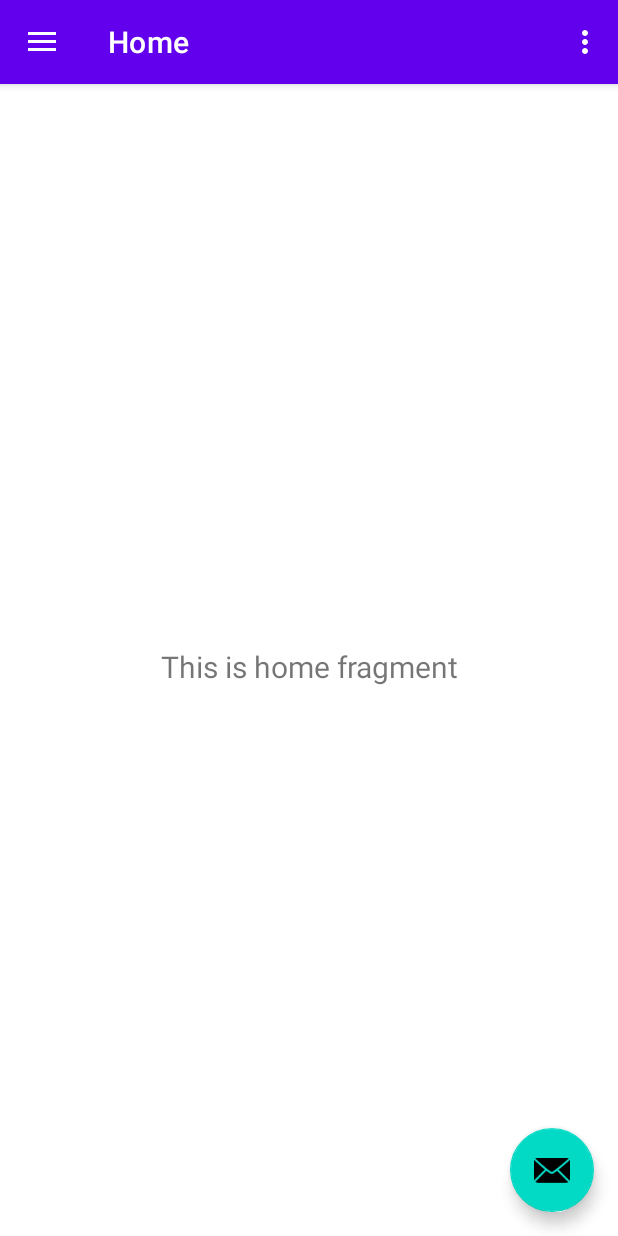
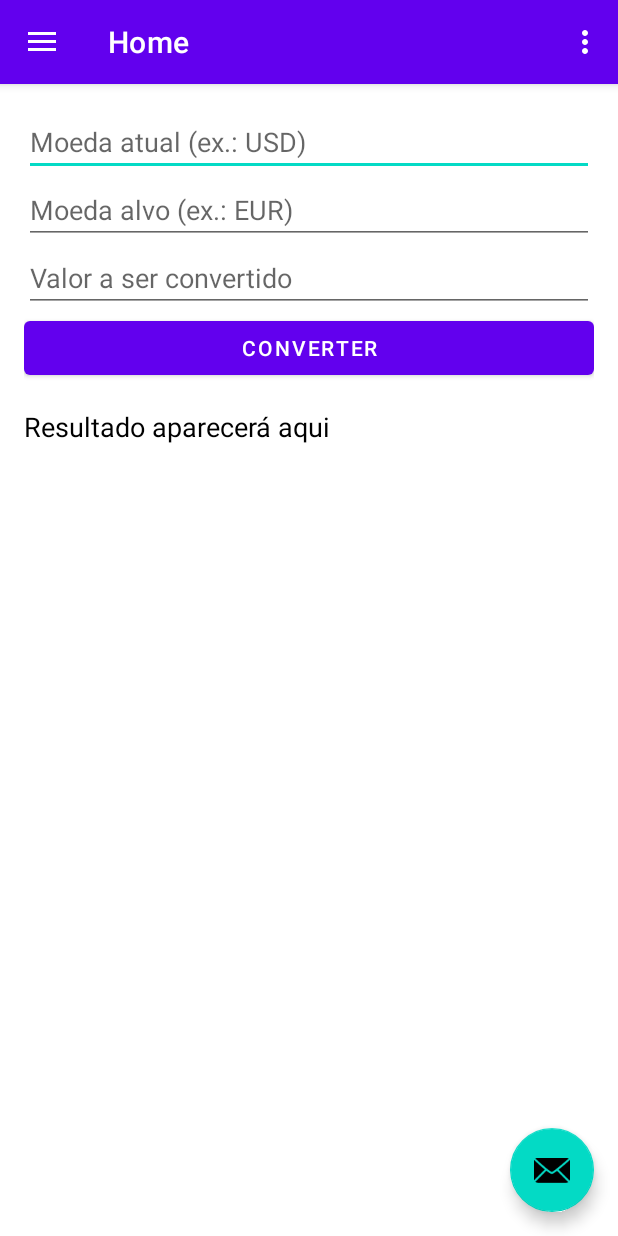
Before and after one commit to Adalbert-s/conversor, an Android app: the screen it shows after launch (MainActivity), on a phone screen of 412 x 824 dp. Run offline under Robolectric (Android 15) with nearby library versions, the phone set to English and light mode, and no system bars; our stand-ins replace navigation-ui.

Commit message:
Tá indo

```diff
--- a/app/src/main/AndroidManifest.xml
+++ b/app/src/main/AndroidManifest.xml
@@ -1,6 +1,8 @@
 <?xml version="1.0" encoding="utf-8"?>
 <manifest xmlns:android="http://schemas.android.com/apk/res/android"
     xmlns:tools="http://schemas.android.com/tools">
+
+    <uses-permission android:name="android.permission.INTERNET" />
 
     <application
         android:allowBackup="true"
--- a/app/src/main/java/com/example/conversor/model/ExchangeRateResponse.java
+++ b/app/src/main/java/com/example/conversor/model/ExchangeRateResponse.java
@@ -3,8 +3,8 @@ package com.example.conversor.model;
 import java.util.Map;
 
 public class ExchangeRateResponse {
-    private String base;
-    private Map<String, Double> rates;
+    private String base; // Nome deve coincidir com o JSON
+    private Map<String, Double> rates; // Nome deve coincidir com o JSON
 
     public String getBase() {
         return base;
--- a/app/src/main/java/com/example/conversor/ui/home/HomeFragment.java
+++ b/app/src/main/java/com/example/conversor/ui/home/HomeFragment.java
@@ -5,33 +5,69 @@ import android.view.LayoutInflater;
 import android.view.View;
 import android.view.ViewGroup;
 import android.widget.TextView;
+import android.widget.Button;
+import android.widget.EditText;
+import android.widget.Toast;
 
 import androidx.annotation.NonNull;
 import androidx.fragment.app.Fragment;
-import androidx.lifecycle.ViewModelProvider;
-
-import com.example.conversor.databinding.FragmentHomeBinding;
+import com.example.conversor.R;
+import com.example.conversor.utils.CurrencyConverter;
 
 public class HomeFragment extends Fragment {
 
-    private FragmentHomeBinding binding;
+    private EditText editBaseCurrency, editTargetCurrency, editAmount;
+    private TextView textResult;
+    private Button btnConvert;
 
-    public View onCreateView(@NonNull LayoutInflater inflater,
-                             ViewGroup container, Bundle savedInstanceState) {
-        HomeViewModel homeViewModel =
-                new ViewModelProvider(this).get(HomeViewModel.class);
+    @Override
+    public View onCreateView(@NonNull LayoutInflater inflater, ViewGroup container, Bundle savedInstanceState) {
+        View root = inflater.inflate(R.layout.fragment_home, container, false);
 
-        binding = FragmentHomeBinding.inflate(inflater, container, false);
-        View root = binding.getRoot();
+        // Vincular os componentes do layout
+        editBaseCurrency = root.findViewById(R.id.edit_base_currency);
+        editTargetCurrency = root.findViewById(R.id.edit_target_currency);
+        editAmount = root.findViewById(R.id.edit_amount);
+        textResult = root.findViewById(R.id.text_result);
+        btnConvert = root.findViewById(R.id.btn_convert);
 
-        final TextView textView = binding.textHome;
-        homeViewModel.getText().observe(getViewLifecycleOwner(), textView::setText);
+        // Configurar o botão de conversão
+        btnConvert.setOnClickListener(v -> convertCurrency());
+
         return root;
     }
 
-    @Override
-    public void onDestroyView() {
-        super.onDestroyView();
-        binding = null;
+    private void convertCurrency() {
+        String baseCurrency = editBaseCurrency.getText().toString().trim();
+        String targetCurrency = editTargetCurrency.getText().toString().trim();
+        String amountString = editAmount.getText().toString().trim();
+
+        // Validação básica dos campos
+        if (baseCurrency.isEmpty() || targetCurrency.isEmpty() || amountString.isEmpty()) {
+            Toast.makeText(getContext(), "Por favor, preencha todos os campos.", Toast.LENGTH_SHORT).show();
+            return;
+        }
+
+        double amount;
+        try {
+            amount = Double.parseDouble(amountString);
+        } catch (NumberFormatException e) {
+            Toast.makeText(getContext(), "Digite um valor numérico válido.", Toast.LENGTH_SHORT).show();
+            return;
+        }
+
+        // Instanciar o conversor e realizar a conversão
+        CurrencyConverter converter = new CurrencyConverter();
+        converter.convertCurrency(baseCurrency, targetCurrency, amount, new CurrencyConverter.CurrencyConversionListener() {
+            @Override
+            public void onConversionSuccess(double result) {
+                textResult.setText(String.format("Resultado: %.2f %s", result, targetCurrency));
+            }
+
+            @Override
+            public void onConversionFailure(String errorMessage) {
+                Toast.makeText(getContext(), "Erro: " + errorMessage, Toast.LENGTH_SHORT).show();
+            }
+        });
     }
 }
--- a/app/src/main/res/layout/fragment_home.xml
+++ b/app/src/main/res/layout/fragment_home.xml
@@ -1,22 +1,47 @@
 <?xml version="1.0" encoding="utf-8"?>
-<androidx.constraintlayout.widget.ConstraintLayout xmlns:android="http://schemas.android.com/apk/res/android"
-    xmlns:app="http://schemas.android.com/apk/res-auto"
-    xmlns:tools="http://schemas.android.com/tools"
+<LinearLayout
+    xmlns:android="http://schemas.android.com/apk/res/android"
     android:layout_width="match_parent"
     android:layout_height="match_parent"
-    tools:context=".ui.home.HomeFragment">
+    android:orientation="vertical"
+    android:padding="16dp">
 
-    <TextView
-        android:id="@+id/text_home"
+    <!-- Campo para a moeda base -->
+    <EditText
+        android:id="@+id/edit_base_currency"
         android:layout_width="match_parent"
         android:layout_height="wrap_content"
-        android:layout_marginStart="8dp"
-        android:layout_marginTop="8dp"
-        android:layout_marginEnd="8dp"
-        android:textAlignment="center"
-        android:textSize="20sp"
-        app:layout_constraintBottom_toBottomOf="parent"
-        app:layout_constraintEnd_toEndOf="parent"
-        app:layout_constraintStart_toStartOf="parent"
-        app:layout_constraintTop_toTopOf="parent" />
-</androidx.constraintlayout.widget.ConstraintLayout>
+        android:hint="Moeda atual (ex.: USD)" />
+
+    <!-- Campo para a moeda alvo -->
+    <EditText
+        android:id="@+id/edit_target_currency"
+        android:layout_width="match_parent"
+        android:layout_height="wrap_content"
+        android:hint="Moeda alvo (ex.: EUR)" />
+
+    <!-- Campo para o valor -->
+    <EditText
+        android:id="@+id/edit_amount"
+        android:layout_width="match_parent"
+        android:layout_height="wrap_content"
+        android:hint="Valor a ser convertido"
+        android:inputType="numberDecimal" />
+
+    <!-- Botão para realizar a conversão -->
+    <Button
+        android:id="@+id/btn_convert"
+        android:layout_width="match_parent"
+        android:layout_height="wrap_content"
+        android:text="Converter" />
+
+    <!-- Texto para exibir o resultado -->
+    <TextView
+        android:id="@+id/text_result"
+        android:layout_width="match_parent"
+        android:layout_height="wrap_content"
+        android:paddingTop="16dp"
+        android:textSize="18sp"
+        android:textColor="#000000"
+        android:text="Resultado aparecerá aqui" />
+</LinearLayout>
```
Also changed, not shown: app/src/main/java/com/example/conversor/api/CurrencyApiService.java (+3 -4 lines), app/src/main/java/com/example/conversor/utils/CurrencyConverter.java (+13 -8 lines).
